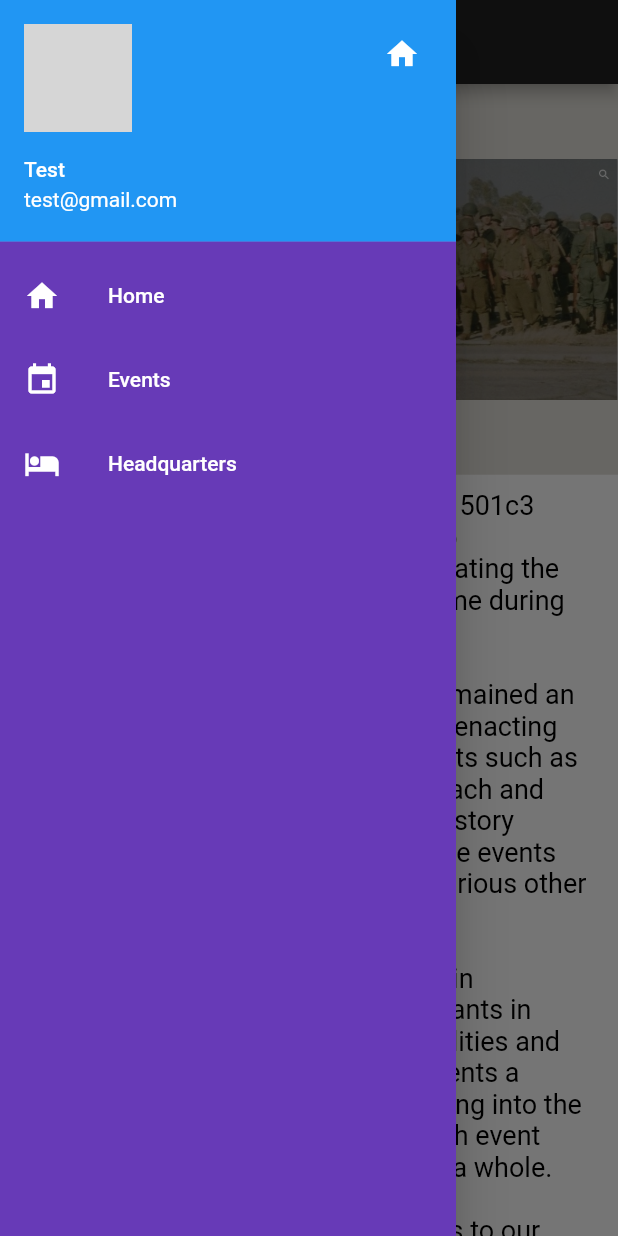
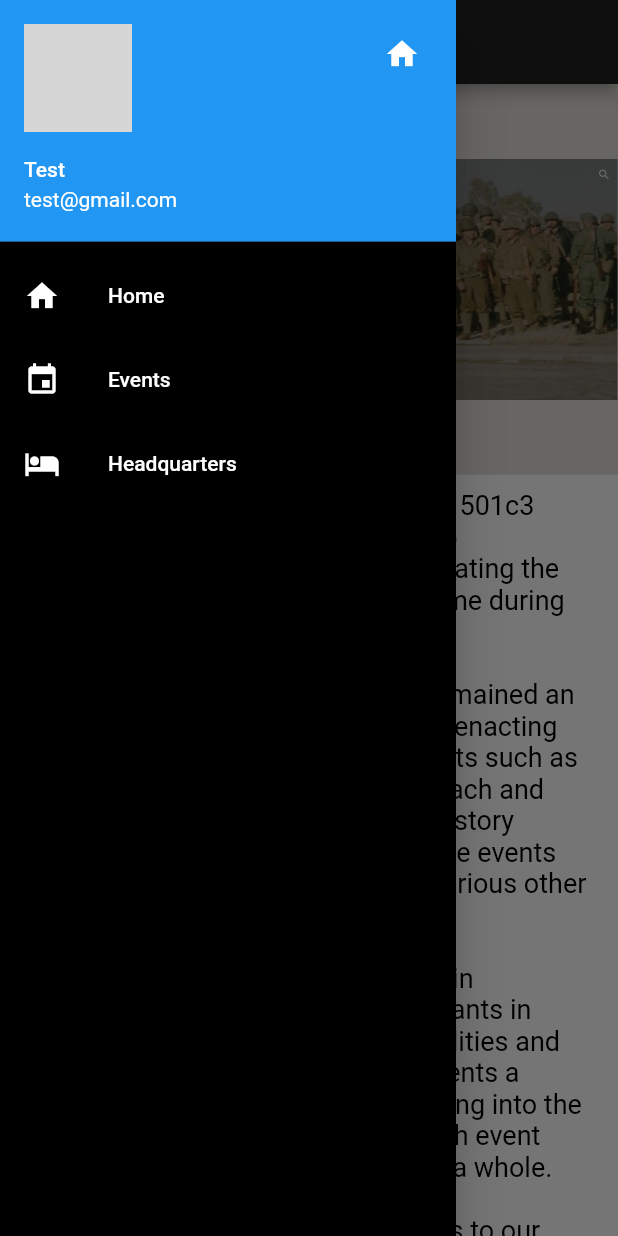
Before and after one commit to AllexisAlvarico/CHG_app, a Flutter app: the screen it shows after launch, with the side drawer open, on a phone screen of 412 x 824 dp. Run offline on Flutter 3.47's test engine with Material 2 defaults, Android fonts, the phone set to English and light mode, and no system bars; our stand-ins replace animated_splash_screen; missing offline and left inert: advance_pdf_viewer; network calls fail; grey boxes are pictures that could not be loaded.

Commit message:
Changed colour scheme

```diff
--- a/lib/main.dart
+++ b/lib/main.dart
@@ -15,7 +15,7 @@ class MyApp extends StatelessWidget {
     return MaterialApp(
       debugShowCheckedModeBanner: false,
       theme: ThemeData(
-          canvasColor: Colors.deepPurple,
+          canvasColor: Colors.black,
           accentColor: Colors.amber,
           backgroundColor: Color(0xFF303033),
           brightness: Brightness.dark),
```
Also changed, not shown: 153 other files.
